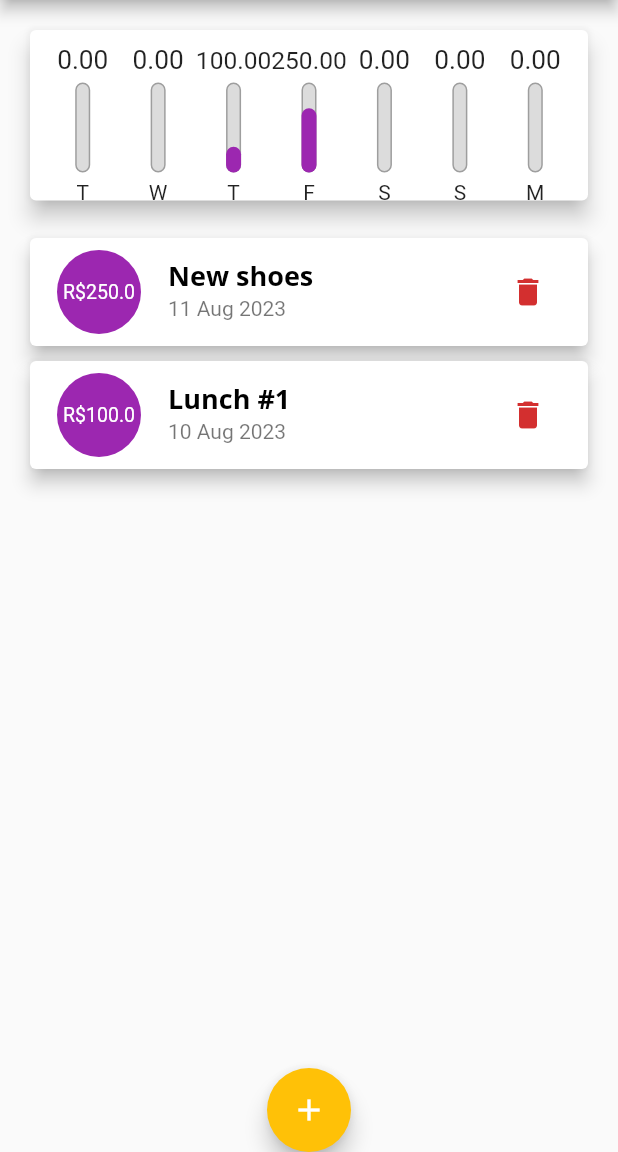
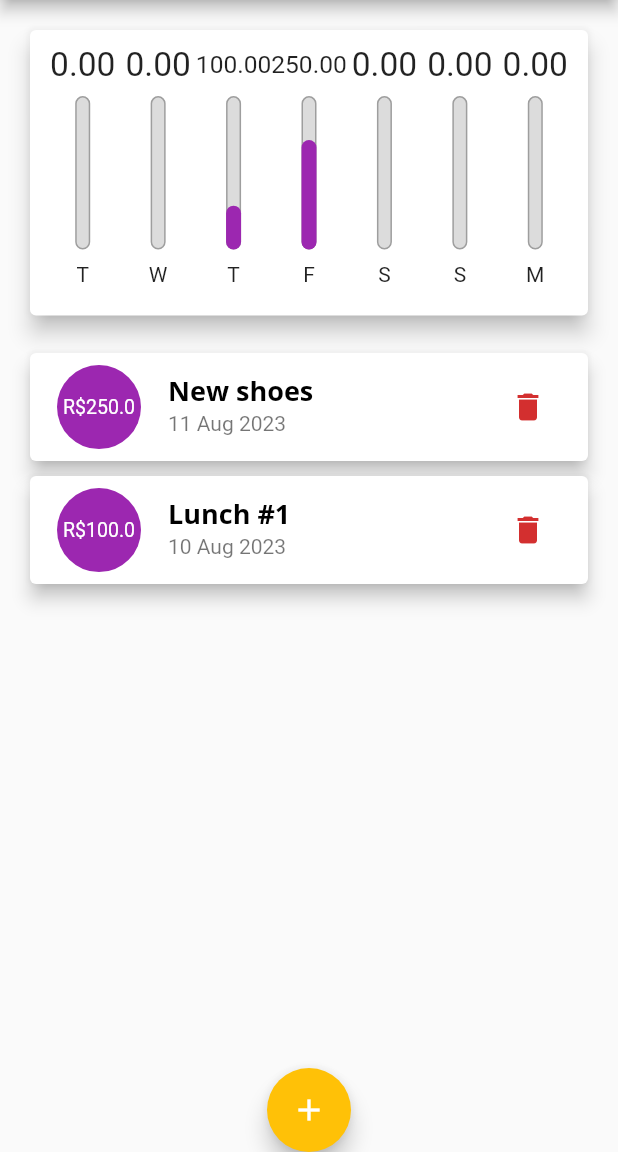
Before and after one commit to santanapaulo/flutter_expenses, a Flutter app: the screen it shows after launch, on a phone screen of 412 x 824 dp, the part 84-1236 px from its top. Run offline on Flutter 3.47's test engine with Material 2 defaults, Android fonts, the phone set to English and light mode, and no system bars; our stand-ins replace device_preview.

Commit message:
chart responsiviness

```diff
--- a/lib/components/chart_bar.dart
+++ b/lib/components/chart_bar.dart
@@ -13,18 +13,20 @@ class ChartBar extends StatelessWidget {
 
   @override
   Widget build(BuildContext context) {
+    return LayoutBuilder(builder: (ctx, constraints) {
       return Column(
         children: [
           SizedBox(
-            height: 20,
+              height: constraints.maxHeight * 0.15,
               child: FittedBox(child: Text(value.toStringAsFixed(2)))),
-        const SizedBox(
-          height: 5,
+          SizedBox(
+            height: constraints.maxHeight * 0.05,
           ),
           SizedBox(
-          height: 60,
+            height: constraints.maxHeight * 0.6,
             width: 10,
-          child: Stack(alignment: AlignmentDirectional.bottomCenter, children: [
+            child:
+                Stack(alignment: AlignmentDirectional.bottomCenter, children: [
               Container(
                 decoration: BoxDecoration(
                     border: Border.all(color: Colors.grey, width: 1),
@@ -40,11 +42,12 @@ class ChartBar extends StatelessWidget {
               )
             ]),
           ),
-        const SizedBox(
-          height: 5,
+          SizedBox(
+            height: constraints.maxHeight * 0.05,
           ),
-        Text(label)
+          SizedBox(height: constraints.maxHeight * 0.15, child: Text(label))
         ],
       );
+    });
   }
 }
--- a/lib/main.dart
+++ b/lib/main.dart
@@ -8,13 +8,15 @@ import 'package:device_preview/device_preview.dart';
 
 import 'components/transaction_list.dart';
 
-main() => runApp(
-      DevicePreview(
-        builder: (_) {
-          return ExpensesApp();
-        },
-      ),
-    );
+// main() => runApp(
+//       DevicePreview(
+//         builder: (_) {
+//           return ExpensesApp();
+//         },
+//       ),
+//     );
+
+main() => runApp(ExpensesApp());
 
 class ExpensesApp extends StatelessWidget {
   ExpensesApp({super.key});
@@ -133,11 +135,11 @@ class _MyHomePageState extends State<MyHomePage> {
         child:
             Column(crossAxisAlignment: CrossAxisAlignment.stretch, children: [
           SizedBox(
-            height: availableHeight * 0.2,
+            height: availableHeight * 0.3,
             child: Chart(recentsTransactions: _recentsTransactions),
           ),
           SizedBox(
-            height: availableHeight * 0.8,
+            height: availableHeight * 0.7,
             child: TransactionList(
               transactions: _transactions,
               onDeleteTransaction: _deleteTransaction,
```
Lines whose indentation alone changed are shown as unchanged.
